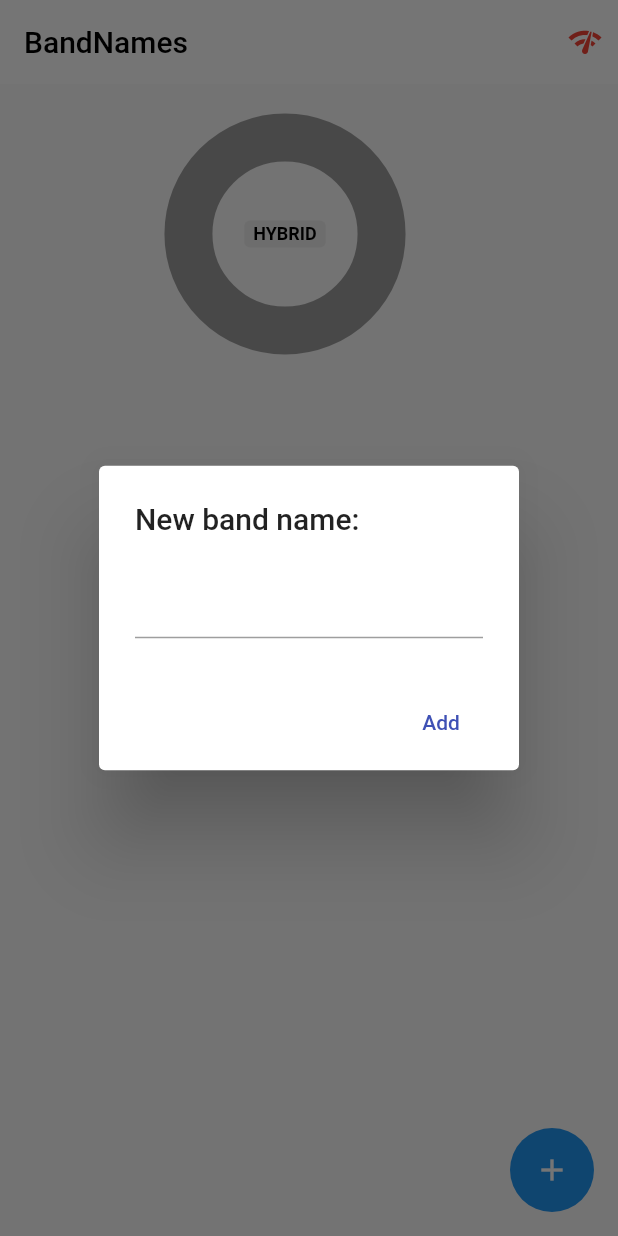
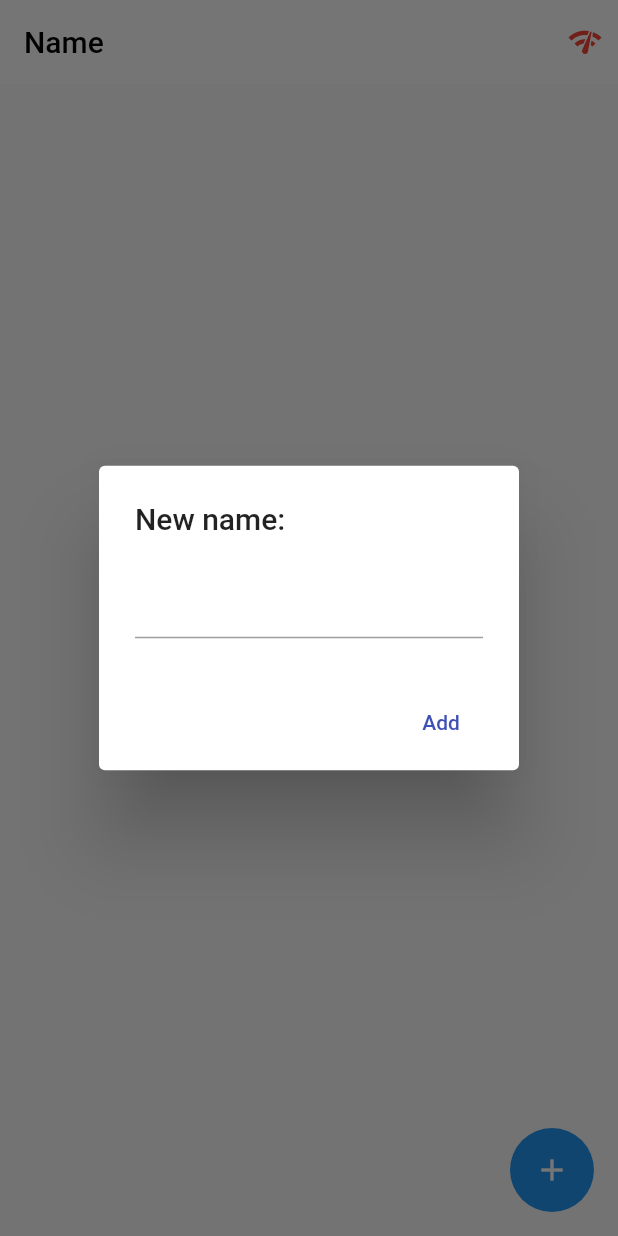
Before and after one commit to AndresCamiloChavez/band_names, a Flutter app: the screen it shows after launch, after a tap on the "add" icon, on a phone screen of 412 x 824 dp. Run offline on Flutter 3.47's test engine with Material 2 defaults, Android fonts, the phone set to English and light mode, and no system bars; drawn by our look-alikes of pie_chart; our stand-ins replace socket_io_client; network calls fail.

```diff
--- a/lib/pages/home.dart
+++ b/lib/pages/home.dart
@@ -56,13 +56,14 @@ class _HomeScreenState extends State<HomeScreen> {
                   : const Icon(Icons.network_check, color: Colors.red))
         ],
         title: const Text(
-          'BandNames',
+          'Name',
           style: TextStyle(color: Colors.black),
         ),
         backgroundColor: Colors.white,
       ),
       body: Column(
         children: [
+          if(bands.length > 0)
           Container(
             width: double.infinity,
             height: 200,
@@ -133,7 +134,7 @@ class _HomeScreenState extends State<HomeScreen> {
           context: context,
           builder: (_) {
             return AlertDialog(
-              title: const Text('New band name: '),
+              title: const Text('New name: '),
               content: TextField(
                 controller: textController,
               ),
--- a/lib/services/socket_service.dart
+++ b/lib/services/socket_service.dart
@@ -17,7 +17,7 @@ class SocketService with ChangeNotifier {
 
   void _initConfig() {
    _socket = io(
-        'http://localhost:3000',
+        'https://fluttersocketsserver.herokuapp.com/',
         OptionBuilder().setTransports(['websocket']) // for Flutter or Dart VM
             .build());
 
```
Also changed, not shown: 1 other file.
